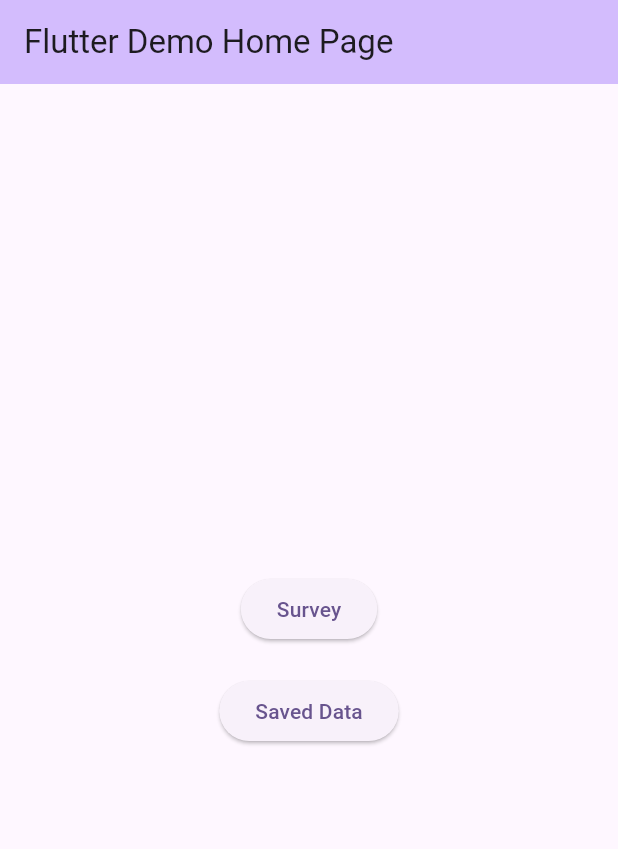
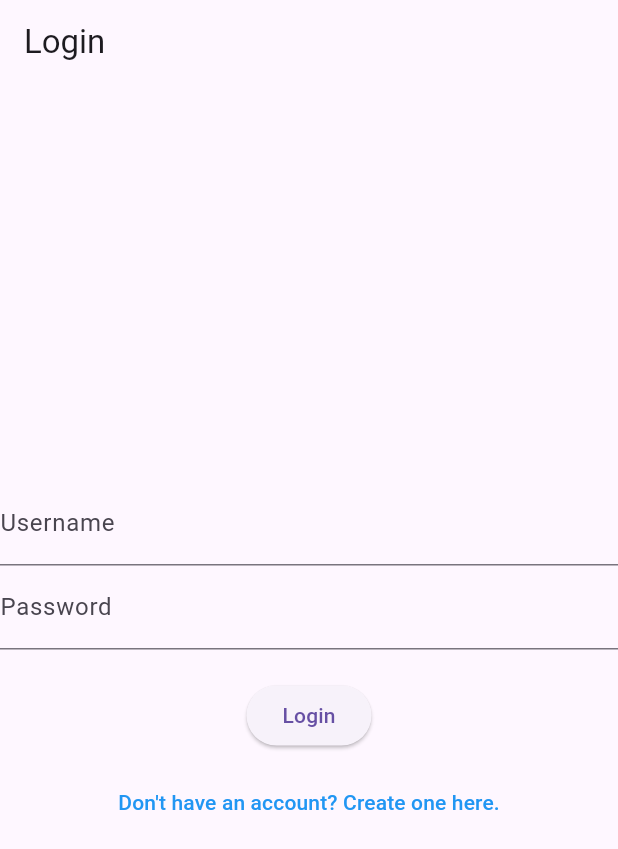
Before and after one commit to chrisfinan/Fitness-Assistant, a Flutter app: the screen it shows after launch, on a phone screen of 412 x 824 dp. Shown: the top 849 px of the screen. Run offline on Flutter 3.47's test engine with Material 3 defaults, Android fonts, the light colour scheme and no system bars.

Commit message:
created login and registration pages for account creation and linked them together with the home page

```diff
--- /dev/null
+++ b/frontend/lib/global_vars.dart
@@ -0,0 +1,2 @@
+const String ip = "129.68.189.129:8000";
+int current_user = 0;
--- /dev/null
+++ b/frontend/lib/login_page.dart
@@ -0,0 +1,48 @@
+import 'package:flutter/material.dart';
+import 'registration_page.dart';
+
+class LoginPage extends StatelessWidget {
+  const LoginPage({super.key});
+
+  @override
+  Widget build(BuildContext context) {
+    return Scaffold(
+      appBar: AppBar(title: const Text("Login")),
+      body: Center(
+        child: Column(
+          mainAxisAlignment: MainAxisAlignment.center,
+          children: [
+            TextField(
+              decoration: InputDecoration(labelText: "Username"),
+            ),
+            TextField(
+              decoration: InputDecoration(labelText: "Password"),
+              obscureText: true,
+            ),
+            const SizedBox(height: 20),
+            ElevatedButton(
+              onPressed: () {
+                // Login logic (not implemented yet)
+              },
+              child: const Text("Login"),
+            ),
+            const SizedBox(height: 10),
+            TextButton(
+              onPressed: () {
+                // Navigate to Registration Page
+                Navigator.push(
+                  context,
+                  MaterialPageRoute(builder: (context) => const RegistrationPage()),
+                );
+              },
+              child: const Text(
+                "Don't have an account? Create one here.",
+                style: TextStyle(color: Colors.blue),
+              ),
+            ),
+          ],
+        ),
+      ),
+    );
+  }
+}
--- a/frontend/lib/main.dart
+++ b/frontend/lib/main.dart
@@ -1,4 +1,7 @@
 import 'package:flutter/material.dart';
+import 'login_page.dart';
+import 'dart:convert';
+import 'global_vars.dart';
 
 void main() {
   runApp(const MyApp());
@@ -10,12 +13,12 @@
   @override
   Widget build(BuildContext context) {
     return MaterialApp(
-      title: 'Flutter Navigation Demo',
+      debugShowCheckedModeBanner: false, // Hide debug banner
+      title: 'Flutter Login App',
       theme: ThemeData(
-        colorScheme: ColorScheme.fromSeed(seedColor: Colors.deepPurple),
-        useMaterial3: true,
+        primarySwatch: Colors.blue,
       ),
-      home: const MyHomePage(title: 'Flutter Demo Home Page'),
+      home: LoginPage(), // Start with the login page
     );
   }
 }
--- a/frontend/pubspec.yaml
+++ b/frontend/pubspec.yaml
@@ -34,6 +34,7 @@ dependencies:
   # The following adds the Cupertino Icons font to your application.
   # Use with the CupertinoIcons class for iOS style icons.
   cupertino_icons: ^1.0.8
+  http: ^1.3.0
 
 dev_dependencies:
   flutter_test:
```
Also changed, not shown: frontend/lib/registration_page.dart (added, +66 -0 lines), frontend/pubspec.lock.
